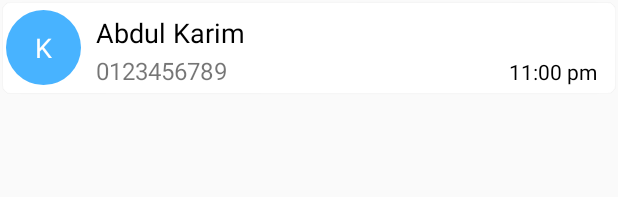
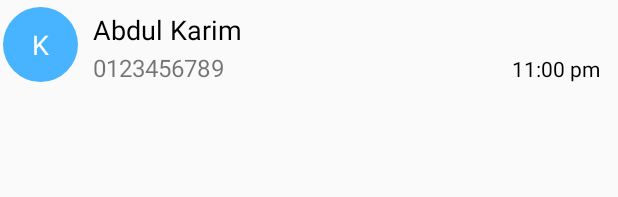
Before and after one commit to abdulkarim8293/RecyclerView, an Android app: the layout item_recycler_view.xml on its own in the app's theme, with its tools: preview values and no code run, on a phone screen of 412 x 824 dp. Shown: the top 197 px of the screen. Run offline under Robolectric (Android 15) with nearby library versions, the phone set to English and light mode, and no system bars.

Commit message:
change item recycler view

```diff
--- a/app/src/main/res/layout/item_recycler_view.xml
+++ b/app/src/main/res/layout/item_recycler_view.xml
@@ -5,12 +5,6 @@
     android:layout_width="match_parent"
     android:layout_height="wrap_content">
 
-    <androidx.cardview.widget.CardView
-        android:id="@+id/topsection"
-        android:layout_width="match_parent"
-        android:layout_height="wrap_content"
-        android:layout_margin="2dp"
-        app:cardCornerRadius="5dp">
 
     <LinearLayout
         android:layout_width="match_parent"
@@ -22,17 +16,16 @@
             android:id="@+id/iconRL"
             android:layout_width="50dp"
             android:layout_height="50dp"
-                android:layout_gravity="center_vertical"
-                >
+            android:layout_gravity="center_vertical">
 
             <TextView
                 android:id="@+id/iconTextView"
                 android:layout_width="50dp"
                 android:layout_height="50dp"
                 android:layout_centerInParent="true"
+                android:background="@drawable/circuler_backgroud"
                 android:gravity="center"
                 android:text="K"
-                    android:background="@drawable/circuler_backgroud"
                 android:textColor="#ffffff"
                 android:textSize="18sp" />
 
@@ -89,7 +82,5 @@
 
     </LinearLayout>
 
-    </androidx.cardview.widget.CardView>
-
 
 </LinearLayout>
```
Lines whose indentation alone changed are shown as unchanged.
